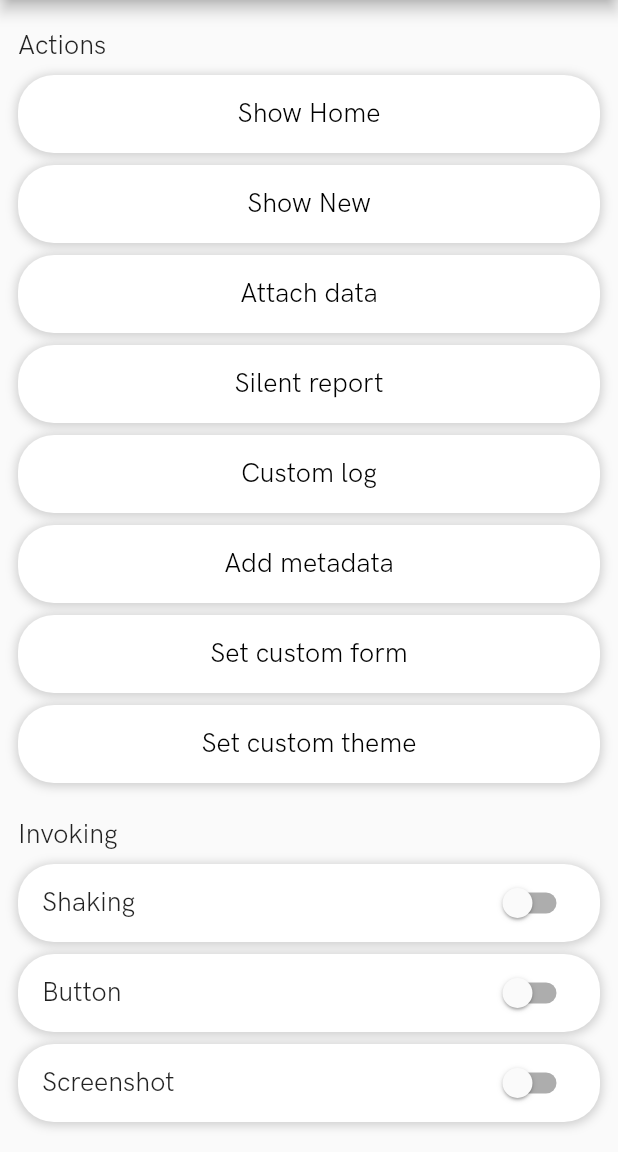
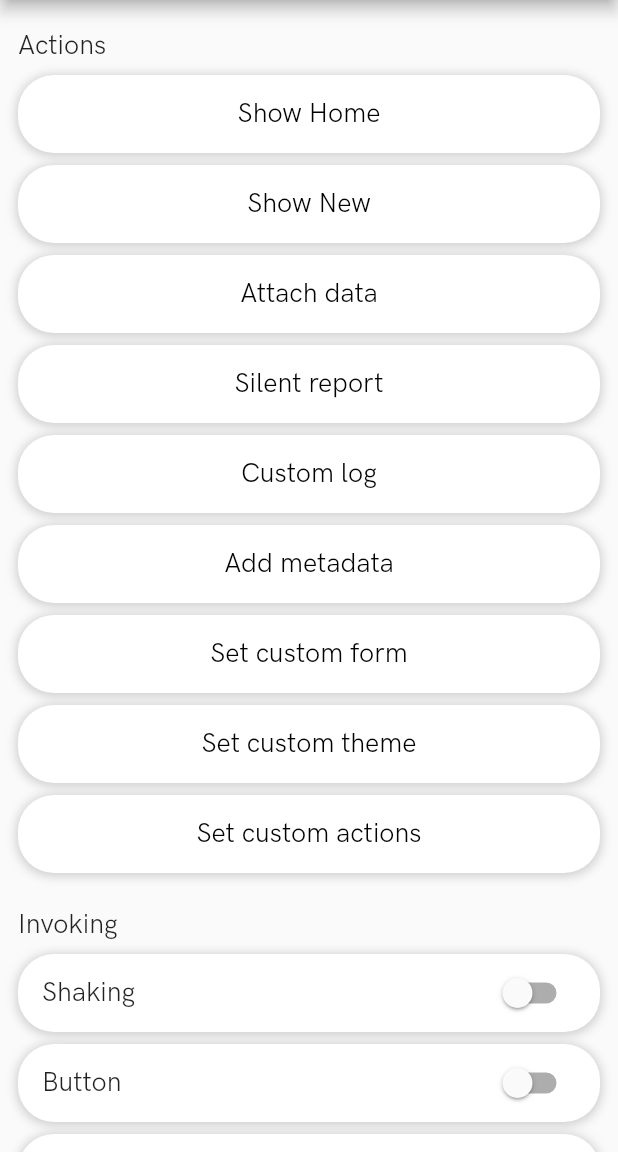
Before and after one commit to shakebugs/shake-flutter, a Flutter app: the screen it shows after launch, on a phone screen of 412 x 824 dp, the part 84-1236 px from its top. Run offline on Flutter 3.47's test engine with Material 2 defaults, Android fonts, the phone set to English and light mode, and no system bars; our stand-ins replace firebase_core, firebase_messaging, flutter_local_notifications, fluttertoast, package_info; accounts and stored records are empty; key blocks and very long unbroken strings in the code were emptied for the run.

Commit message:
SHK-6566: Customer support

```diff
--- a/example/lib/main.dart
+++ b/example/lib/main.dart
@@ -36,8 +36,6 @@ Future<void> startShake() async {
     print('Shake dismissed!');
   });
   Shake.setShakeSubmitListener((String type, Map<String, String> fields) {
-    print(type);
-    print(fields);
     print('Shake submitted!');
   });
 
--- a/example/lib/ui/main/home.dart
+++ b/example/lib/ui/main/home.dart
@@ -19,13 +19,17 @@ import 'package:shake_flutter/enums/shake_screen.dart';
 import 'package:shake_flutter/models/network_request.dart';
 import 'package:shake_flutter/models/notification_event.dart';
 import 'package:shake_flutter/models/shake_attachments.dart';
+import 'package:shake_flutter/models/shake_base_action.dart';
+import 'package:shake_flutter/models/shake_chat_action.dart';
 import 'package:shake_flutter/models/shake_email.dart';
 import 'package:shake_flutter/models/shake_file.dart';
 import 'package:shake_flutter/models/shake_form.dart';
+import 'package:shake_flutter/models/shake_home_action.dart';
 import 'package:shake_flutter/models/shake_inspect_button.dart';
 import 'package:shake_flutter/models/shake_picker.dart';
 import 'package:shake_flutter/models/shake_picker_item.dart';
 import 'package:shake_flutter/models/shake_report_configuration.dart';
+import 'package:shake_flutter/models/shake_submit_action.dart';
 import 'package:shake_flutter/models/shake_text_input.dart';
 import 'package:shake_flutter/models/shake_theme.dart';
 import 'package:shake_flutter/models/shake_title.dart';
@@ -252,6 +256,22 @@ class _HomeState extends State<Home> {
     Shake.setShakeTheme(shakeTheme);
   }
 
+  void _setHomeActions() async {
+    List<ShakeBaseAction> homeAction = [
+      new ShakeHomeAction(
+        "A custom home action",
+        () {
+          print("Whoopppyy!");
+        },
+        subtitle: "This is a test subtitle",
+        icon: sampleImage,
+      ),
+      new ShakeSubmitAction(),
+      new ShakeChatAction(),
+    ];
+    Shake.setHomeActions(homeAction);
+  }
+
   void _onShakingThreshold100() {
     Shake.setShakingThreshold(100);
   }
@@ -429,38 +449,15 @@ class _HomeState extends State<Home> {
                       crossAxisAlignment: CrossAxisAlignment.start,
                       children: [
                         Header('Actions'),
-                        Button(
-                          'Show Home',
-                          _onShowHomePressed,
-                        ),
-                        Button(
-                          'Show New',
-                          _onShowNewPressed,
-                        ),
-                        Button(
-                          'Attach data',
-                          _onAttachDataPress,
-                        ),
-                        Button(
-                          'Silent report',
-                          _onSilentReportPress,
-                        ),
-                        Button(
-                          'Custom log',
-                          _addCustomLog,
-                        ),
-                        Button(
-                          'Add metadata',
-                          _addMetadata,
-                        ),
-                        Button(
-                          'Set custom form',
-                          _setCustomForm,
-                        ),
-                        Button(
-                          'Set custom theme',
-                          _setCustomTheme,
-                        ),
+                        Button('Show Home', _onShowHomePressed),
+                        Button('Show New', _onShowNewPressed),
+                        Button('Attach data', _onAttachDataPress),
+                        Button('Silent report', _onSilentReportPress),
+                        Button('Custom log', _addCustomLog),
+                        Button('Add metadata', _addMetadata),
+                        Button('Set custom form', _setCustomForm),
+                        Button('Set custom theme', _setCustomTheme),
+                        Button('Set custom actions', _setHomeActions),
                       ],
                     ),
                   ),
@@ -470,21 +467,12 @@ class _HomeState extends State<Home> {
                       crossAxisAlignment: CrossAxisAlignment.start,
                       children: [
                         Header('Invoking'),
-                        Toggle(
-                          'Shaking',
-                          shakeInvokingEnabled!,
-                          _onShakeInvokingToggle,
-                        ),
-                        Toggle(
-                          'Button',
-                          buttonInvokingEnabled!,
-                          _onButtonInvokingToggle,
-                        ),
-                        Toggle(
-                          'Screenshot',
-                          screenshotInvokingEnabled!,
-                          _onScreenshotInvokingToggle,
-                        ),
+                        Toggle('Shaking', shakeInvokingEnabled!,
+                            _onShakeInvokingToggle),
+                        Toggle('Button', buttonInvokingEnabled!,
+                            _onButtonInvokingToggle),
+                        Toggle('Screenshot', screenshotInvokingEnabled!,
+                            _onScreenshotInvokingToggle),
                       ],
                     ),
                   ),
@@ -494,41 +482,22 @@ class _HomeState extends State<Home> {
                       crossAxisAlignment: CrossAxisAlignment.start,
                       children: [
                         Header('Options'),
+                        Toggle('User feedback', userFeedbackEnabled!,
+                            _onUserFeedbackToggle),
+                        Toggle('Blackbox', blackboxEnabled!,
+                            _onEnableBlackboxToggle),
+                        Toggle('Activity history', activityHistoryEnabled!,
+                            _onEnableActivityHistoryToggle),
+                        Toggle('Console logs', consoleLogsEnabled!,
+                            _onConsoleLogsEnabledToggle),
+                        Toggle('Screen recording', screenRecordingEnabled!,
+                            _onScreenRecordingEnabledToggle),
                         Toggle(
-                          'User feedback',
-                          userFeedbackEnabled!,
-                          _onUserFeedbackToggle,
-                        ),
-                        Toggle(
-                          'Blackbox',
-                          blackboxEnabled!,
-                          _onEnableBlackboxToggle,
-                        ),
-                        Toggle(
-                          'Activity history',
-                          activityHistoryEnabled!,
-                          _onEnableActivityHistoryToggle,
-                        ),
-                        Toggle(
-                          'Console logs',
-                          consoleLogsEnabled!,
-                          _onConsoleLogsEnabledToggle,
-                        ),
-                        Toggle(
-                          'Screen recording',
-                          screenRecordingEnabled!,
-                          _onScreenRecordingEnabledToggle,
-                        ),
-                        Toggle(
-                          'Sensitive data redaction',
-                          sensitiveDataEnabled!,
-                          _onSensitiveDataEnabledToggle,
-                        ),
-                        Toggle(
-                          'Screenshot included',
-                          screenshotIncluded!,
-                          _onScreenshotIncluded,
-                        )
+                            'Sensitive data redaction',
+                            sensitiveDataEnabled!,
+                            _onSensitiveDataEnabledToggle),
+                        Toggle('Screenshot included', screenshotIncluded!,
+                            _onScreenshotIncluded)
                       ],
                     ),
                   ),
@@ -538,18 +507,9 @@ class _HomeState extends State<Home> {
                       crossAxisAlignment: CrossAxisAlignment.start,
                       children: [
                         Header('Shaking threshold'),
-                        Button(
-                          '100 ',
-                          _onShakingThreshold100,
-                        ),
-                        Button(
-                          '600',
-                          _onShakingThreshold600,
-                        ),
-                        Button(
-                          '900',
-                          _onShakingThreshold900,
-                        ),
+                        Button('100 ', _onShakingThreshold100),
+                        Button('600', _onShakingThreshold600),
+                        Button('900', _onShakingThreshold900),
                       ],
                     ),
                   ),
@@ -559,22 +519,11 @@ class _HomeState extends State<Home> {
                       crossAxisAlignment: CrossAxisAlignment.start,
                       children: [
                         Header('User'),
-                        Button(
-                          'Register user',
-                          _onRegisterUserPressed,
-                        ),
-                        Button(
-                          'Update user id',
-                          _onUpdateUserIdPressed,
-                        ),
-                        Button(
-                          'Update user metadata',
-                          _onUpdateUserMetadataPressed,
-                        ),
-                        Button(
-                          'Unregister user',
-                          _onUnregisterUserPressed,
-                        ),
+                        Button('Register user', _onRegisterUserPressed),
+                        Button('Update user id', _onUpdateUserIdPressed),
+                        Button('Update user metadata',
+                            _onUpdateUserMetadataPressed),
+                        Button('Unregister user', _onUnregisterUserPressed),
                       ],
                     ),
                   ),
@@ -605,38 +554,16 @@ class _HomeState extends State<Home> {
                       crossAxisAlignment: CrossAxisAlignment.start,
                       children: [
                         Header('Tools'),
-                        Button(
-                          'Send GET request',
-                          _onSendGetRequest,
-                        ),
-                        Button(
-                          'Send POST request',
-                          _onSendPostRequest,
-                        ),
-                        Button(
-                          'Send GET file request',
-                          _onGetFileRequest,
-                        ),
-                        Button(
-                          'Send POST file request',
-                          _onSendMultipartFileRequest,
-                        ),
-                        Button(
-                          'Send 404 request',
-                          _onSend404Request,
-                        ),
-                        Button(
-                          'Send timeout request',
-                          _onSendTimeoutRequest,
-                        ),
-                        Button(
-                          'Insert network request',
-                          _insertNetworkRequest,
-                        ),
-                        Button(
-                          'Set network requests filter',
-                          _setNetworkRequestsFilter,
-                        ),
+                        Button('Send GET request', _onSendGetRequest),
+                        Button('Send POST request', _onSendPostRequest),
+                        Button('Send GET file request', _onGetFileRequest),
+                        Button('Send POST file request',
+                            _onSendMultipartFileRequest),
+                        Button('Send 404 request', _onSend404Request),
+                        Button('Send timeout request', _onSendTimeoutRequest),
+                        Button('Insert network request', _insertNetworkRequest),
+                        Button('Set network requests filter',
+                            _setNetworkRequestsFilter),
                       ],
                     ),
                   ),
--- a/lib/enums/shake_screen.dart
+++ b/lib/enums/shake_screen.dart
@@ -1 +1 @@
-enum ShakeScreen { home, newTicket }
+enum ShakeScreen { home, newTicket, chat }
--- a/lib/helpers/configuration.dart
+++ b/lib/helpers/configuration.dart
@@ -1,3 +1,5 @@
+import 'package:shake_flutter/models/shake_base_action.dart';
+
 typedef void UnreadMessagesListener(int count);
 
 class Configuration {
@@ -5,4 +7,5 @@ class Configuration {
   Function? onShakeOpen;
   Function? onShakeDismiss;
   Function(String, Map<String, String>)? onShakeSubmit;
+  List<ShakeBaseAction>? homeActions;
 }
--- /dev/null
+++ b/lib/models/shake_base_action.dart
@@ -0,0 +1,16 @@
+/// Represents base action for Home screen.
+abstract class ShakeBaseAction {
+  String? title;
+  String? titleRes;
+  String? subtitle;
+  String? subtitleRes;
+  String? icon;
+  String? iconRes;
+  Function? handler;
+  String? type;
+
+  ShakeBaseAction(
+      this.title, this.subtitle, this.icon, this.handler, this.type);
+
+  Map<String, dynamic> toMap();
+}
--- a/lib/utils/mapper.dart
+++ b/lib/utils/mapper.dart
@@ -1,12 +1,6 @@
 import 'package:shake_flutter/enums/shake_screen.dart';
-import 'package:shake_flutter/models/shake_file.dart';
 
 class Mapper {
-  /// Converts list of [ShakeFile] to list of maps.
-  List<Map<String, dynamic>> shakeFilesToMap(List<ShakeFile> shakeFiles) {
-    return shakeFiles.map((shakeFile) => shakeFile.toMap()).toList();
-  }
-
   /// Converts string to [ShakeScreen].
   ShakeScreen mapToShakeScreen(String shakeScreenStr) {
     if (shakeScreenStr == "newTicket") return ShakeScreen.newTicket;
```
Also changed, not shown: lib/models/shake_chat_action.dart (added, +41 -0 lines), lib/models/shake_home_action.dart (added, +42 -0 lines), lib/models/shake_submit_action.dart (added, +41 -0 lines), lib/shake_flutter.dart (+18 -3 lines), 8 other files.
